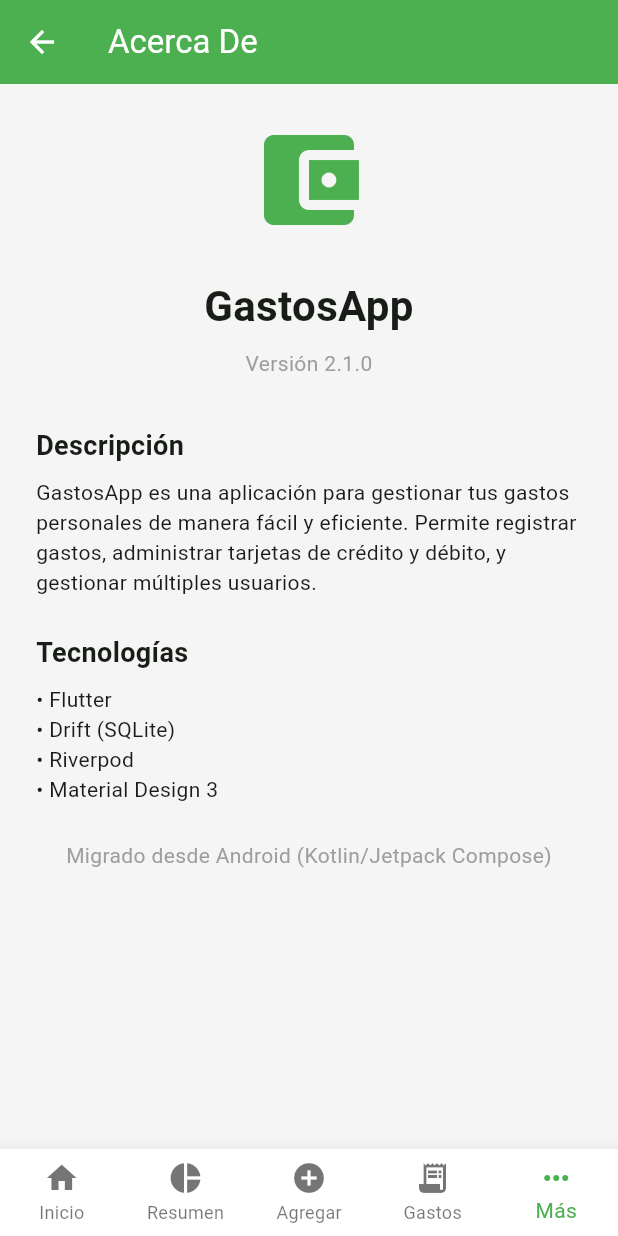
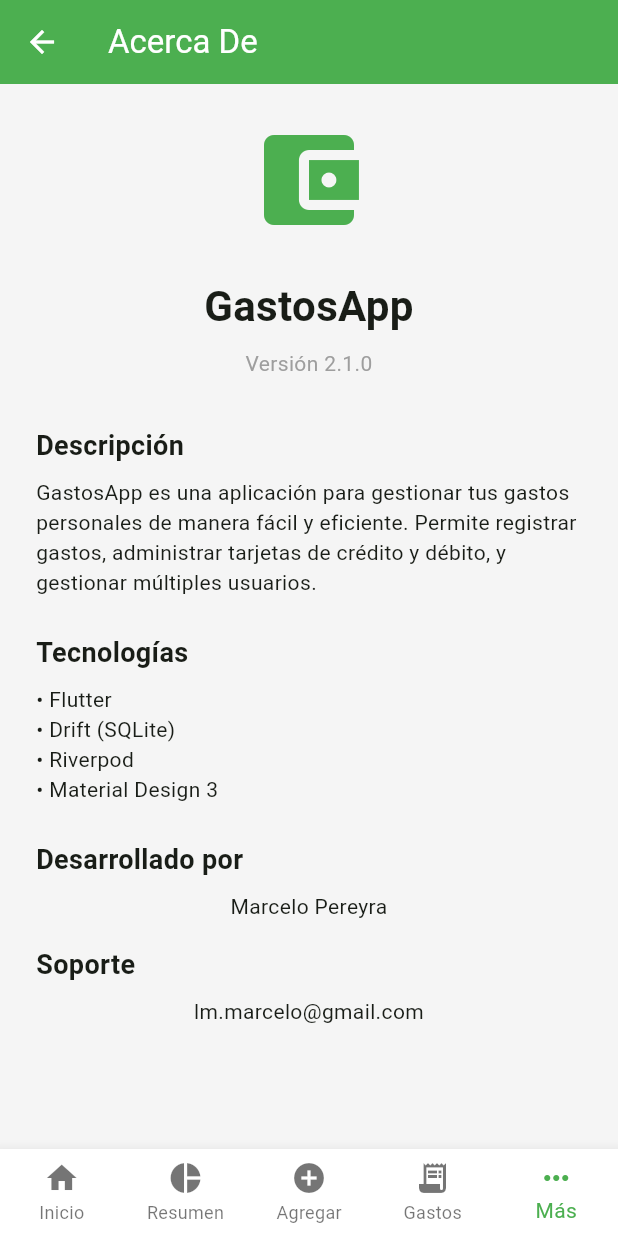
Before and after one commit to djstarman80/GastosApp, a Flutter app: the AboutScreen screen opened by its route, on a phone screen of 412 x 824 dp. Run offline on Flutter 3.47's test engine with Material 3 defaults, Android fonts, the phone set to English and light mode, and no system bars; our stand-ins replace drift, flutter_riverpod, go_router, shared_preferences, sqflite; missing offline and left inert: dart:html; accounts and stored records are empty.

Commit message:
Update about screen with developer info

```diff
--- a/lib/presentation/screens/about_screen.dart
+++ b/lib/presentation/screens/about_screen.dart
@@ -56,8 +56,22 @@ class AboutScreen extends StatelessWidget {
           const Text('• Material Design 3'),
           const SizedBox(height: 24),
           const Text(
-            'Migrado desde Android (Kotlin/Jetpack Compose)',
-            style: TextStyle(color: Colors.grey),
+            'Desarrollado por',
+            style: TextStyle(fontSize: 18, fontWeight: FontWeight.bold),
+          ),
+          const SizedBox(height: 8),
+          const Text(
+            'Marcelo Pereyra',
+            textAlign: TextAlign.center,
+          ),
+          const SizedBox(height: 16),
+          const Text(
+            'Soporte',
+            style: TextStyle(fontSize: 18, fontWeight: FontWeight.bold),
+          ),
+          const SizedBox(height: 8),
+          const Text(
+            'lm.marcelo@gmail.com',
             textAlign: TextAlign.center,
           ),
         ],
```
